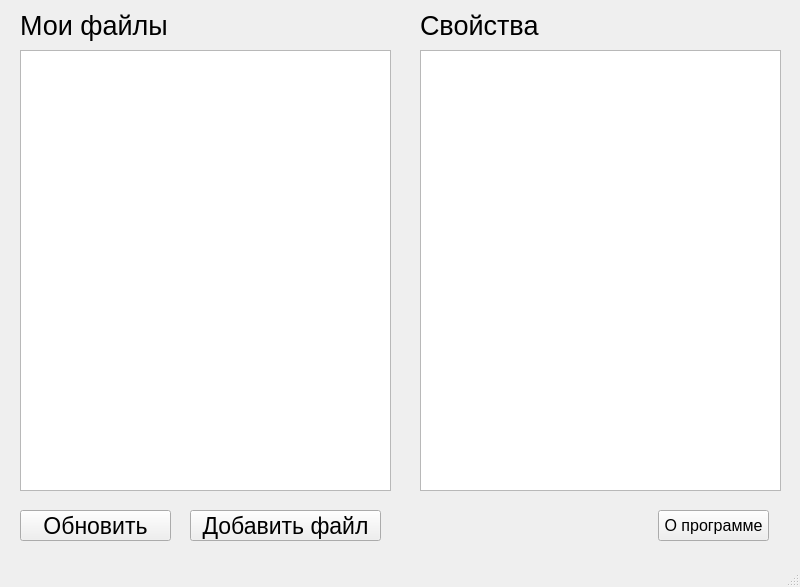
Above: QtClientApp/src/mainwindow.ui from IvanGorshkov/YSPN.Cloud before the change. Below: the same form after it.
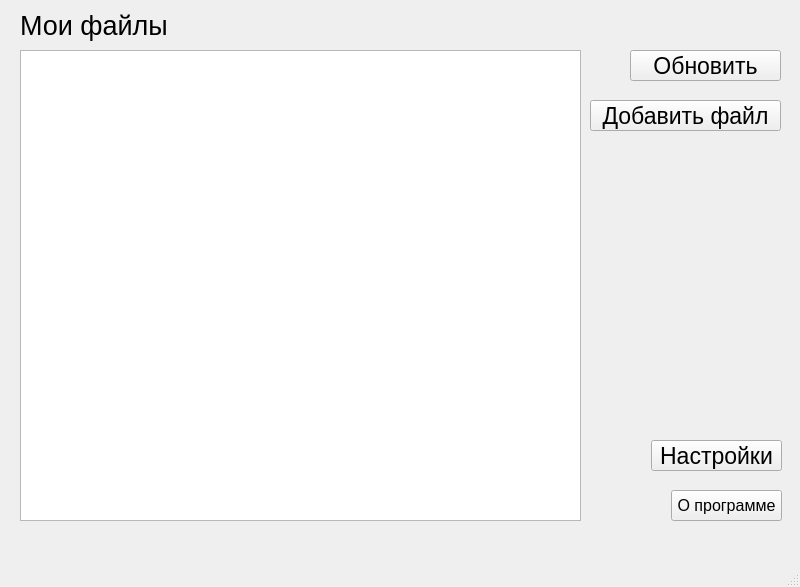
That is the form after the change. Icons and pictures are not drawn.

Patch:
```diff
--- a/QtClientApp/src/mainwindow.ui
+++ b/QtClientApp/src/mainwindow.ui
@@ -35,8 +35,8 @@
      <rect>
       <x>20</x>
       <y>50</y>
-      <width>371</width>
-      <height>441</height>
+      <width>561</width>
+      <height>471</height>
      </rect>
     </property>
     <property name="font">
@@ -49,22 +49,6 @@
      <bool>true</bool>
     </property>
    </widget>
-   <widget class="QListView" name="listView">
-    <property name="geometry">
-     <rect>
-      <x>420</x>
-      <y>50</y>
-      <width>361</width>
-      <height>441</height>
-     </rect>
-    </property>
-    <property name="font">
-     <font>
-      <family>Ubuntu</family>
-      <pointsize>12</pointsize>
-     </font>
-    </property>
-   </widget>
    <widget class="QLabel" name="label">
     <property name="geometry">
      <rect>
@@ -85,31 +69,11 @@
      <string>Мои файлы</string>
     </property>
    </widget>
-   <widget class="QLabel" name="label_2">
-    <property name="geometry">
-     <rect>
-      <x>420</x>
-      <y>10</y>
-      <width>181</width>
-      <height>31</height>
-     </rect>
-    </property>
-    <property name="font">
-     <font>
-      <family>Ubuntu</family>
-      <pointsize>20</pointsize>
-      <italic>false</italic>
-     </font>
-    </property>
-    <property name="text">
-     <string>Свойства</string>
-    </property>
-   </widget>
    <widget class="QPushButton" name="btn_refresh">
     <property name="geometry">
      <rect>
-      <x>20</x>
-      <y>510</y>
+      <x>630</x>
+      <y>50</y>
       <width>151</width>
       <height>31</height>
      </rect>
@@ -127,8 +91,8 @@
    <widget class="QPushButton" name="btn_AddFile">
     <property name="geometry">
      <rect>
-      <x>190</x>
-      <y>510</y>
+      <x>590</x>
+      <y>100</y>
       <width>191</width>
       <height>31</height>
      </rect>
@@ -146,8 +110,8 @@
    <widget class="QPushButton" name="btn_About">
     <property name="geometry">
      <rect>
-      <x>658</x>
-      <y>510</y>
+      <x>671</x>
+      <y>490</y>
       <width>111</width>
       <height>31</height>
      </rect>
@@ -161,6 +125,40 @@
      <string>О программе</string>
     </property>
    </widget>
+   <widget class="QPushButton" name="btn_Settings">
+    <property name="geometry">
+     <rect>
+      <x>651</x>
+      <y>440</y>
+      <width>131</width>
+      <height>31</height>
+     </rect>
+    </property>
+    <property name="font">
+     <font>
+      <pointsize>17</pointsize>
+     </font>
+    </property>
+    <property name="text">
+     <string>Настройки</string>
+    </property>
+   </widget>
+   <widget class="QLabel" name="lb_loading">
+    <property name="enabled">
+     <bool>false</bool>
+    </property>
+    <property name="geometry">
+     <rect>
+      <x>280</x>
+      <y>250</y>
+      <width>51</width>
+      <height>51</height>
+     </rect>
+    </property>
+    <property name="text">
+     <string/>
+    </property>
+   </widget>
   </widget>
   <widget class="QMenuBar" name="menubar">
    <property name="geometry">
```
